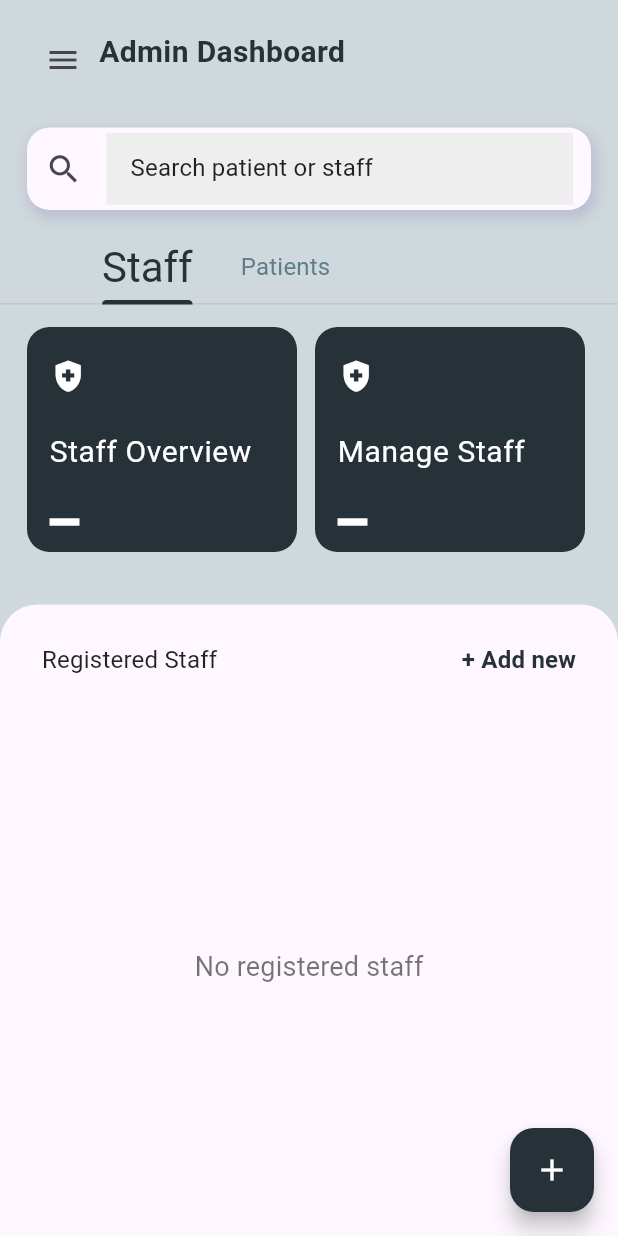
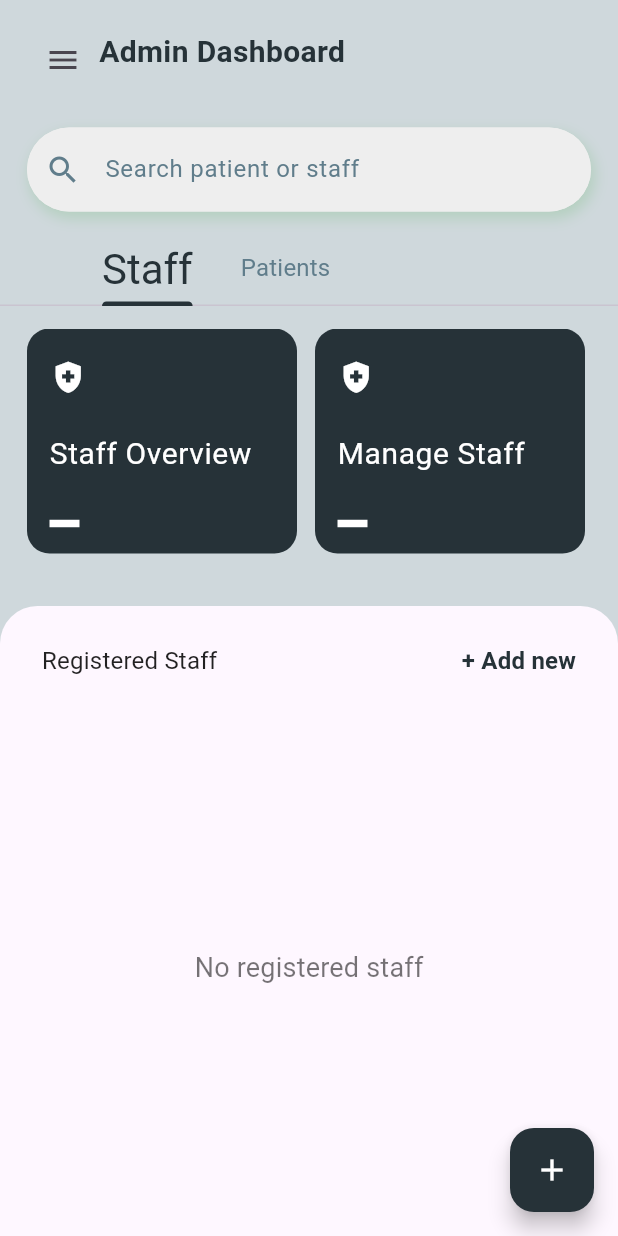
Before and after one commit to GreatGrant/RULE-BASED-EXPERT-SYSTEM-FOR-MALARIA-DIAGNOSIS, a Flutter app: the AdminDashboard screen opened by its route, on a phone screen of 412 x 824 dp. Run offline on Flutter 3.47's test engine with Material 3 defaults, Android fonts, the phone set to English and light mode, and no system bars; our stand-ins replace cloud_firestore, device_info_plus, equatable, firebase_auth, firebase_core, go_router and 2 more; accounts and stored records are empty; network calls fail.

Commit message:
improve search box ui

```diff
--- a/lib/common/searchbox.dart
+++ b/lib/common/searchbox.dart
@@ -7,28 +7,23 @@ class SearchBox extends StatelessWidget {
   final void Function(String)? onChanged;
 
   const SearchBox({
-    super.key,
+    Key? key,
     required this.hintText,
     required this.icon,
     required this.controller,
     this.onChanged,
-  });
+  }) : super(key: key);
 
   @override
   Widget build(BuildContext context) {
-    final theme = Theme.of(context);
     return Container(
-      width: double.infinity,
-      height: 55.0,
       margin: const EdgeInsets.symmetric(horizontal: 18.0),
-      padding: const EdgeInsets.symmetric(horizontal: 12.0),
-      alignment: Alignment.center,
       decoration: BoxDecoration(
-        borderRadius: BorderRadius.circular(15.0),
-        color: theme.cardColor,
+        borderRadius: BorderRadius.circular(30.0), // Adjust the radius as needed
+        color: Colors.grey[200],
         boxShadow: [
           BoxShadow(
-            color: theme.primaryColor.withOpacity(.2),
+            color: Colors.green.withOpacity(.2),
             blurRadius: 7.0,
             spreadRadius: 1,
             offset: const Offset(2, 4),
@@ -37,13 +32,20 @@ class SearchBox extends StatelessWidget {
       ),
       child: TextField(
         controller: controller,
-        cursorColor: theme.primaryColor,
         onChanged: onChanged,
+        cursorColor: Colors.green,
         decoration: InputDecoration(
-          icon: Icon(icon, size: 25.0,),
-          border: InputBorder.none,
+          prefixIcon: Icon(icon, color: Colors.blueGrey),
           hintText: hintText,
-          hintStyle: theme.textTheme.titleMedium,
+          hintStyle: const TextStyle(color: Colors.blueGrey),
+          border: OutlineInputBorder(
+            borderRadius: BorderRadius.circular(30.0), // Adjust the radius to match the container
+            borderSide: BorderSide.none,
+          ),
+          focusedBorder: OutlineInputBorder(
+            borderRadius: BorderRadius.circular(30.0), // Adjust the radius to match the container
+            borderSide: const BorderSide(color: Colors.green),
+          ),
         ),
       ),
     );
--- a/lib/screens/admin_dashboard/admin_dashboard.dart
+++ b/lib/screens/admin_dashboard/admin_dashboard.dart
@@ -59,7 +59,7 @@ class AdminDashboardState extends State<AdminDashboard>
               decoration: BoxDecoration(
                 color: Colors.blueGrey[900],
               ),
-              child: Text(
+              child: const Text(
                 'Menu',
                 style: TextStyle(
                   color: Colors.white,
--- a/lib/screens/edit_staff_details.dart
+++ b/lib/screens/edit_staff/edit_staff_details.dart
@@ -1,7 +1,7 @@
 import 'package:flutter/cupertino.dart';
 import 'package:flutter/material.dart';
 import 'package:go_router/go_router.dart';
-import '../services/user_helper.dart';
+import '../../services/user_helper.dart';
 
 class EditStaffDetailsPage extends StatefulWidget {
   final String staffId;
--- a/lib/screens/manage_staff/manage_staff.dart
+++ b/lib/screens/manage_staff/manage_staff.dart
@@ -3,7 +3,7 @@ import 'package:cloud_firestore/cloud_firestore.dart';
 import 'package:go_router/go_router.dart';
 import 'package:rbes_for_malaria_diagnosis/services/user_helper.dart';
 import '../../common/searchbox.dart';
-import '../edit_staff_details.dart';
+import '../edit_staff/edit_staff_details.dart';
 
 class ManageStaff extends StatefulWidget {
   const ManageStaff({super.key});
```
Also changed, not shown: lib/common/event_detail.dart (deleted, +0 -62 lines), lib/navigation/go_router.dart (+4 -4 lines), lib/screens/staff_overview/staff_overview_screen.dart (added, +167 -0 lines), lib/screens/staff_overview_screen.dart (deleted, +0 -173 lines), lib/services/user_helper.dart (+19 -0 lines), lib/screens/forgot_password/forgot_password_page.dart (renamed from lib/screens/forgot_password_page.dart), lib/screens/patient_overview/patients_overview_screen.dart (renamed from lib/screens/patients_overview_screen.dart).
